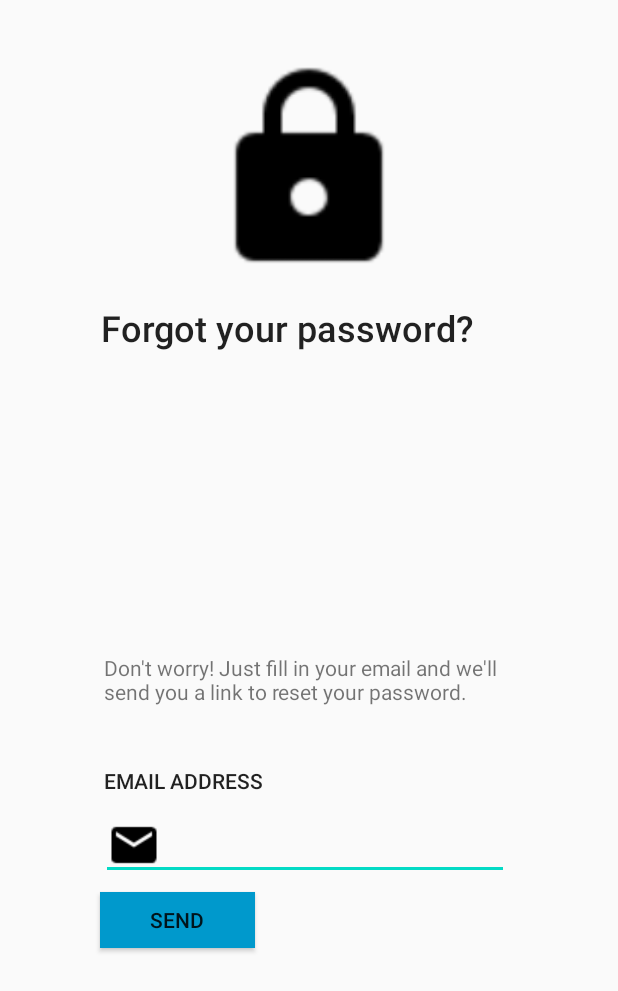
After one commit to marvinwel/3311_Team_4, an Android app: the Forgot_Password screen opened directly, with no data from a screen before it, on a phone screen of 412 x 824 dp. The commit adds this screen. Shown: the top 991 px of the screen. Run offline under Robolectric (Android 15) with nearby library versions, the phone set to English and light mode, and no system bars.

Commit message:
forgot password page

```diff
--- a/app/src/main/AndroidManifest.xml
+++ b/app/src/main/AndroidManifest.xml
@@ -9,6 +9,9 @@
         android:roundIcon="@mipmap/ic_launcher_round"
         android:supportsRtl="true"
         android:theme="@style/AppTheme">
+        <activity android:name=".Forgot_Password"></activity>
+        <activity android:name=".Register" />
+        <activity android:name=".home" />
         <activity android:name=".LogIn">
             <intent-filter>
                 <action android:name="android.intent.action.MAIN" />
--- /dev/null
+++ b/app/src/main/java/com/example/password_saver/Forgot_Password.java
@@ -0,0 +1,14 @@
+package com.example.password_saver;
+
+import androidx.appcompat.app.AppCompatActivity;
+
+import android.os.Bundle;
+
+public class Forgot_Password extends AppCompatActivity {
+
+    @Override
+    protected void onCreate(Bundle savedInstanceState) {
+        super.onCreate(savedInstanceState);
+        setContentView(R.layout.activity_forgot__password);
+    }
+}
--- /dev/null
+++ b/app/src/main/res/layout/activity_forgot__password.xml
@@ -0,0 +1,82 @@
+<?xml version="1.0" encoding="utf-8"?>
+<androidx.constraintlayout.widget.ConstraintLayout xmlns:android="http://schemas.android.com/apk/res/android"
+    xmlns:app="http://schemas.android.com/apk/res-auto"
+    xmlns:tools="http://schemas.android.com/tools"
+    android:layout_width="match_parent"
+    android:layout_height="match_parent"
+    tools:context=".Forgot_Password">
+
+    <TextView
+        android:id="@+id/textView2"
+        android:layout_width="272dp"
+        android:layout_height="39dp"
+        android:text="Forgot your password?"
+        android:textAppearance="@style/TextAppearance.AppCompat.Body2"
+        android:textSize="24sp"
+        app:layout_constraintBottom_toTopOf="@+id/textView"
+        app:layout_constraintEnd_toEndOf="parent"
+        app:layout_constraintHorizontal_bias="0.482"
+        app:layout_constraintStart_toStartOf="parent"
+        app:layout_constraintTop_toBottomOf="@+id/imageView"
+        app:layout_constraintVertical_bias="0.076" />
+
+    <TextView
+        android:id="@+id/textView"
+        android:layout_width="272dp"
+        android:layout_height="67dp"
+        android:layout_marginBottom="8dp"
+        android:text="Don't worry! Just fill in your email and we'll send you a link to reset your password."
+        app:layout_constraintBottom_toTopOf="@+id/textView3"
+        app:layout_constraintEnd_toEndOf="parent"
+        app:layout_constraintHorizontal_bias="0.496"
+        app:layout_constraintStart_toStartOf="parent" />
+
+    <TextView
+        android:id="@+id/textView3"
+        android:layout_width="126dp"
+        android:layout_height="26dp"
+        android:layout_marginBottom="4dp"
+        android:text="EMAIL ADDRESS"
+        android:textAppearance="@style/TextAppearance.AppCompat.Body2"
+        android:textSize="14sp"
+        app:layout_constraintBottom_toTopOf="@+id/editTextTextEmailAddress"
+        app:layout_constraintEnd_toEndOf="parent"
+        app:layout_constraintHorizontal_bias="0.242"
+        app:layout_constraintStart_toStartOf="parent" />
+
+    <EditText
+        android:id="@+id/editTextTextEmailAddress"
+        android:layout_width="272dp"
+        android:layout_height="46dp"
+        android:layout_marginBottom="8dp"
+        android:drawableLeft="@drawable/baseline_email_black_18dp"
+        android:ems="10"
+        android:inputType="textEmailAddress"
+        app:layout_constraintBottom_toTopOf="@+id/button"
+        app:layout_constraintEnd_toEndOf="parent"
+        app:layout_constraintHorizontal_bias="0.482"
+        app:layout_constraintStart_toStartOf="parent" />
+
+    <Button
+        android:id="@+id/button"
+        android:layout_width="103dp"
+        android:layout_height="37dp"
+        android:layout_marginBottom="192dp"
+        android:background="@android:color/holo_blue_dark"
+        android:text="Send"
+        app:layout_constraintBottom_toBottomOf="parent"
+        app:layout_constraintEnd_toEndOf="parent"
+        app:layout_constraintHorizontal_bias="0.217"
+        app:layout_constraintStart_toStartOf="parent" />
+
+    <ImageView
+        android:id="@+id/imageView"
+        android:layout_width="157dp"
+        android:layout_height="146dp"
+        android:layout_marginTop="40dp"
+        app:layout_constraintEnd_toEndOf="parent"
+        app:layout_constraintStart_toStartOf="parent"
+        app:layout_constraintTop_toTopOf="parent"
+        app:srcCompat="@drawable/round_lock_black_36dp" />
+
+</androidx.constraintlayout.widget.ConstraintLayout>
```
Also changed, not shown: app/src/main/java/com/example/password_saver/LogIn.java (+64 -0 lines), app/src/main/java/com/example/password_saver/Register.java (added, +16 -0 lines), app/src/main/java/com/example/password_saver/home.java (added, +14 -0 lines), app/src/main/res/layout/activity_home.xml (added, +9 -0 lines), app/src/main/res/layout/activity_login.xml (+12 -12 lines), app/src/main/res/layout/activity_register.xml (added, +9 -0 lines), app/src/main/res/drawable/baseline_email_black_18dp.png (added), app/src/main/res/drawable/round_lock_black_36dp.png (added).
